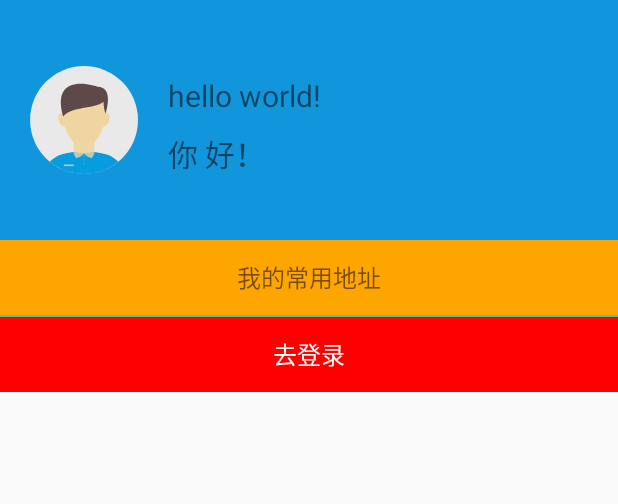
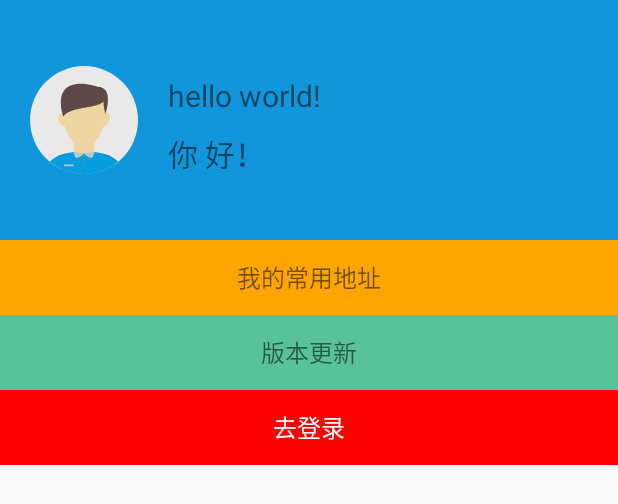
Before and after one commit to kenxiong0113/ExpressQuery, an Android app: the layout fragment_my.xml on its own in the app's theme, with its tools: preview values and no code run, on a phone screen of 412 x 824 dp. Shown: the top 504 px of the screen. Run offline under Robolectric (Android 15) with nearby library versions, the phone set to English and light mode, and no system bars.

Commit message:
接入TinkerPatch热修复SDK

```diff
--- a/build.gradle
+++ b/build.gradle
@@ -14,6 +14,8 @@ buildscript {
         // in the individual module build.gradle files
 //        GreenDao本地数据库
         classpath 'org.greenrobot:greendao-gradle-plugin:3.2.2' // add plugin
+        // TinkerPatch 插件
+        classpath 'com.tinkerpatch.sdk:tinkerpatch-gradle-plugin:1.2.8'
     }
 }
 
--- a/expressmain/src/main/java/com/ken/expressquery/greendao/DaoMaster.java
+++ b/expressmain/src/main/java/com/ken/expressquery/greendao/DaoMaster.java
@@ -14,10 +14,10 @@ import org.greenrobot.greendao.identityscope.IdentityScopeType;
 
 // THIS CODE IS GENERATED BY greenDAO, DO NOT EDIT.
 /**
- * Master of DAO (schema version 7): knows all DAOs.
+ * Master of DAO (schema version 9): knows all DAOs.
  */
 public class DaoMaster extends AbstractDaoMaster {
-    public static final int SCHEMA_VERSION = 7;
+    public static final int SCHEMA_VERSION = 9;
 
     /** Creates underlying database table using DAOs. */
     public static void createAllTables(Database db, boolean ifNotExists) {
--- a/expressmain/src/main/res/layout/fragment_my.xml
+++ b/expressmain/src/main/res/layout/fragment_my.xml
@@ -50,10 +50,13 @@
         android:text="@string/my_often_address"
         android:gravity="center"
         android:textSize="@dimen/dimen16" />
-    <View
-        android:id="@+id/view_2"
+    <TextView
+        android:id="@+id/tv_up_version"
         android:layout_width="match_parent"
-        android:layout_height="1dp"
+        android:layout_height="@dimen/height50"
+        android:gravity="center"
+        android:text="@string/up_version"
+        android:textSize="@dimen/dimen16"
         android:background="@color/green300"/>
     <TextView
         android:id="@+id/tv_exit"
--- a/expressmain/src/main/res/values/strings.xml
+++ b/expressmain/src/main/res/values/strings.xml
@@ -14,6 +14,7 @@
     <string name="often_courier_info">常用快递员信息</string>
     <string name="exit">退出</string>
     <string name="go_login">去登录</string>
+    <string name="up_version">版本更新</string>
 
     <!--登录注册界面-->
     <string name="username">用户名</string>
--- a/sendexpress/build.gradle
+++ b/sendexpress/build.gradle
@@ -10,7 +10,6 @@ android {
         targetSdkVersion 27
         versionCode 1
         versionName "1.0"
-
         testInstrumentationRunner "android.support.test.runner.AndroidJUnitRunner"
 
     }
```
Also changed, not shown: expressmain/build.gradle (+8 -2 lines), expressmain/src/main/AndroidManifest.xml (+5 -3 lines), expressmain/src/main/java/com/ken/expressquery/mainui/fragment/MyFragment.java (+11 -6 lines), expressmain/src/main/java/com/ken/expressquery/map/m/LocationImpl.java (+15 -12 lines), expressmain/src/main/java/com/ken/expressquery/send/SenderPrimaryActivity.java (+18 -13 lines), expressmain/src/main/java/com/ken/expressquery/view/LVCircularRing.java (+8 -12 lines).
